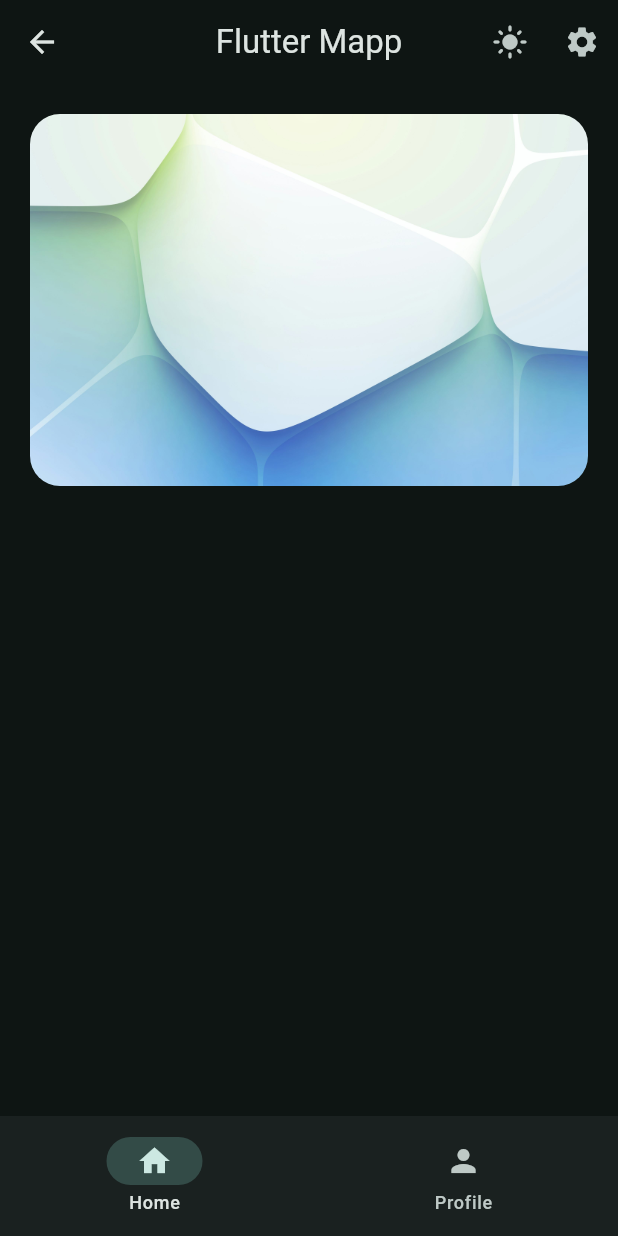
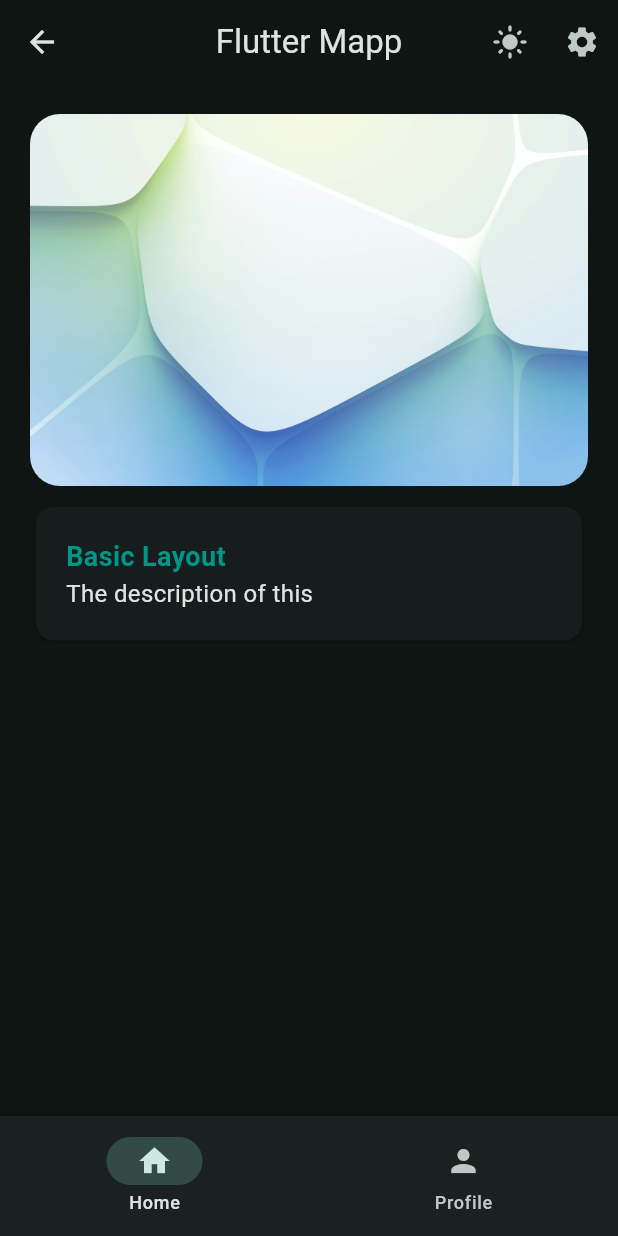
Before and after one commit to YumniAlias/flutter-tuto, a Flutter app: the WidgetTree screen opened directly, on a phone screen of 412 x 824 dp. Run offline on Flutter 3.47's test engine with Material 3 defaults, Android fonts, the phone set to English and light mode, and no system bars.

Commit message:
widgets and style added
- alert
- divider
- card

```diff
--- /dev/null
+++ b/lib/data/constants.dart
@@ -0,0 +1,12 @@
+import 'package:flutter/material.dart';
+
+class KTextStyle {
+  static const TextStyle titleTealText = TextStyle(
+    color: Colors.teal,
+    fontSize: 18.0,
+    fontWeight: FontWeight.bold,
+  );
+  static const TextStyle descriptionText = TextStyle(
+    fontSize: 16.0,
+  );
+}
--- a/lib/views/pages/home_page.dart
+++ b/lib/views/pages/home_page.dart
@@ -1,4 +1,5 @@
 import 'package:flutter/material.dart';
+import 'package:flutter_tut/data/constants.dart';
 import 'package:flutter_tut/views/widgets/hero_widget.dart';
 
 class HomePage extends StatelessWidget {
@@ -8,7 +9,30 @@ class HomePage extends StatelessWidget {
   Widget build(BuildContext context) {
     return Padding(
       padding: EdgeInsets.all(20.0),
-      child: Column(children: [HeroWidget()]),
+      child: Column(
+        children: [
+          HeroWidget(),
+          Container(
+            width: double.infinity,
+            padding: EdgeInsets.symmetric(vertical: 10.0),
+            child: Card(
+              child: Padding(
+                padding: EdgeInsetsGeometry.all(20.0),
+                child: Column(
+                  crossAxisAlignment: CrossAxisAlignment.start,
+                  children: [
+                    Text('Basic Layout', style: KTextStyle.titleTealText),
+                    Text(
+                      'The description of this',
+                      style: KTextStyle.descriptionText,
+                    ),
+                  ],
+                ),
+              ),
+            ),
+          ),
+        ],
+      ),
     );
   }
 }
```
Also changed, not shown: lib/views/pages/settings_page.dart (+24 -0 lines).
